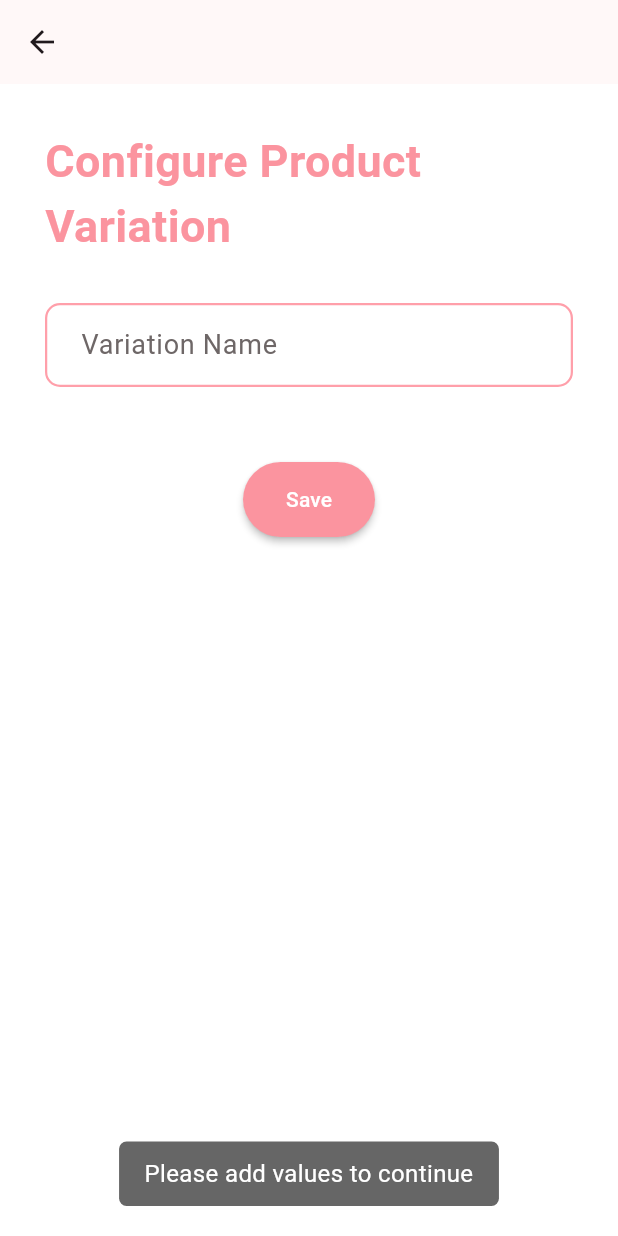
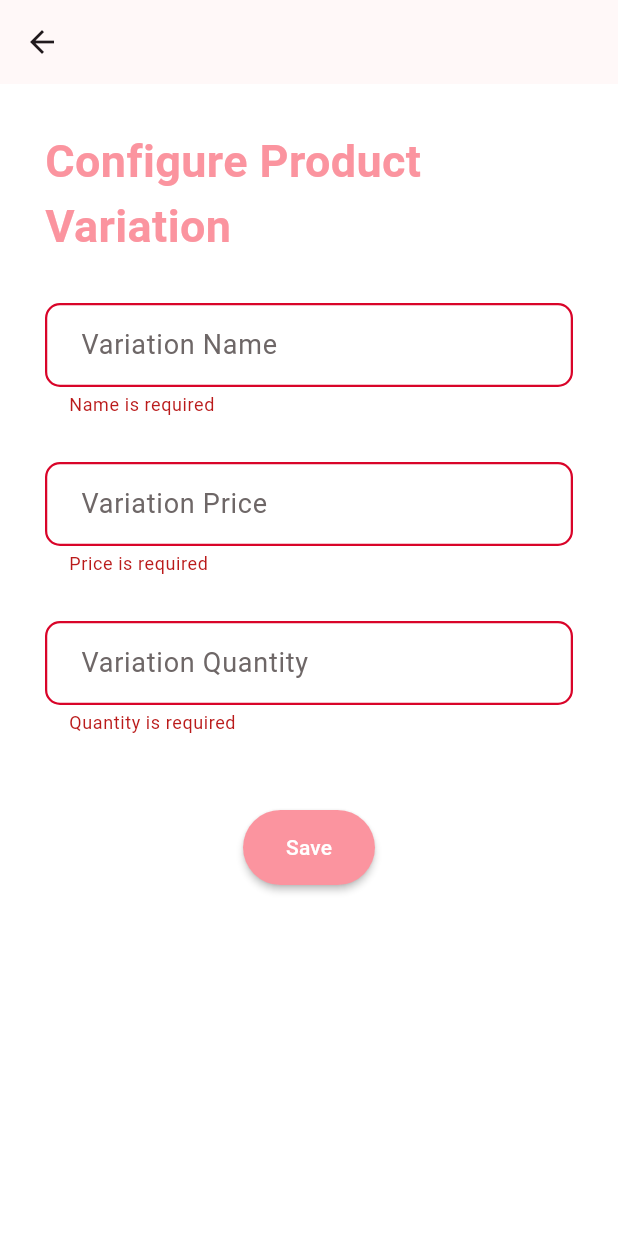
Before and after one commit to Brightmuk/product-options, a Flutter app: the VariationSettingsPage screen opened directly, after a tap on "Save", on a phone screen of 412 x 824 dp. Run offline on Flutter 3.47's test engine with Material 3 defaults, Android fonts, the phone set to English and light mode, and no system bars; our stand-ins replace flutter_styled_toast.

```diff
--- a/lib/models/variation.dart
+++ b/lib/models/variation.dart
@@ -3,4 +3,16 @@ class ProductVariation {
   final int price;
   final int quantity;
   ProductVariation({required this.description, required this.price, required this.quantity});
+
+  // Overriding == operator
+  @override
+  bool operator ==(Object other) =>
+      identical(this, other) ||
+      other is ProductVariation &&
+          runtimeType == other.runtimeType &&
+          description == other.description;
+
+  // Override hashCode
+  @override
+  int get hashCode => description.hashCode ^ description.hashCode;
 }
--- a/lib/pages/options_page.dart
+++ b/lib/pages/options_page.dart
@@ -14,6 +14,7 @@ class OptionsPage extends StatefulWidget {
 
 class _OptionsPageState extends State<OptionsPage> {
   TextEditingController _controller = TextEditingController();
+
 
   @override
   Widget build(BuildContext context) {
@@ -46,8 +47,8 @@ class _OptionsPageState extends State<OptionsPage> {
                     MaterialPageRoute(builder: (ctx) => OptionSettingsPage()));
                 setState(() {
                   if (result != null) {
-                    state.options.add(result);
-                  }
+                               state.modifyOption(null, result);
+                    }
                 });
               },
               splashColor: AppStyles().themeColorLight,
@@ -75,7 +76,7 @@ class _OptionsPageState extends State<OptionsPage> {
 
 
                             if (result != null) {
-                               state.addOption(index, result);
+                               state.modifyOption(index, result);
                             }
 
                         },
--- a/lib/pages/variations_settings_page.dart
+++ b/lib/pages/variations_settings_page.dart
@@ -1,27 +1,31 @@
 import 'package:flutter/material.dart';
 import 'package:flutter_styled_toast/flutter_styled_toast.dart';
 import 'package:product_options/models/option.dart';
+import 'package:product_options/models/variation.dart';
 import 'package:product_options/styles.dart';
 
 class VariationSettingsPage extends StatefulWidget {
-  final ProductOption? option;
-  const VariationSettingsPage({super.key, this.option});
+  final ProductVariation? variation;
+  const VariationSettingsPage({super.key, this.variation});
 
   @override
   State<VariationSettingsPage> createState() => _VariationSettingsPageState();
 }
 
 class _VariationSettingsPageState extends State<VariationSettingsPage> {
-  List<String> values = [];
-  TextEditingController _valuesController = TextEditingController();
-  TextEditingController _nameController = TextEditingController();
-  GlobalKey<FormState> _formKey = GlobalKey<FormState>();
 
-  void initState(){
+  final TextEditingController _priceController = TextEditingController();
+  final TextEditingController _qunatityC = TextEditingController();
+  final TextEditingController _nameController = TextEditingController();
+  final GlobalKey<FormState> _formKey = GlobalKey<FormState>();
+
+  @override
+  void initState() {
     super.initState();
-    if(widget.option!=null){
-      _nameController.text=widget.option!.name;
-      values=widget.option!.values;
+    if (widget.variation != null) {
+      _nameController.text = widget.variation!.description;
+      _priceController.text = widget.variation!.price.toString();
+      _qunatityC.text = widget.variation!.quantity.toString();
     }
   }
 
@@ -31,56 +35,81 @@ class _VariationSettingsPageState extends State<VariationSettingsPage> {
       backgroundColor: Colors.white,
       appBar: AppBar(),
       body: Padding(
-        padding: EdgeInsets.all(30.0),
+        padding: const EdgeInsets.all(30.0),
         child: Form(
           key: _formKey,
           child: Column(
             crossAxisAlignment: CrossAxisAlignment.start,
             children: <Widget>[
-              Text(
+              const Text(
                 'Configure Product\nVariation',
                 style: TextStyle(
                     color: Color.fromARGB(255, 251, 148, 159),
                     fontSize: 30,
                     fontWeight: FontWeight.bold),
               ),
-              SizedBox(
+              const SizedBox(
                 height: 30,
               ),
               TextFormField(
                 controller: _nameController,
-                validator: (val){
-                  if(val==null||val.isEmpty){
+                validator: (val) {
+                  if (val == null || val.isEmpty) {
                     return 'Name is required';
                   }
                 },
-                decoration: AppStyles().textFieldDecoration(label: 'Variation Name'),
+                decoration:
+                    AppStyles().textFieldDecoration(label: 'Variation Name'),
               ),
-              SizedBox(
+              const SizedBox(
+                height: 30,
+              ),
+              TextFormField(
+                controller: _priceController,
+                keyboardType: TextInputType.number,
+                validator: (val) {
+                  if (val == null || val.isEmpty) {
+                    return 'Price is required';
+                  }
+                },
+                decoration:
+                    AppStyles().textFieldDecoration(label: 'Variation Price'),
+              ),
+              const SizedBox(
+                height: 30,
+              ),
+              TextFormField(
+                controller: _qunatityC,
+                keyboardType: TextInputType.number,
+                validator: (val) {
+                  if (val == null || val.isEmpty) {
+                    return 'Quantity is required';
+                  }
+                },
+                decoration:
+                    AppStyles().textFieldDecoration(label: 'Variation Quantity'),
+              ),
+              const SizedBox(
                 height: 50,
               ),
-
-
               Center(
                 child: MaterialButton(
-                          padding: EdgeInsets.all(15),
-                          shape: RoundedRectangleBorder(
-                              borderRadius: BorderRadius.circular(25)),
-                          child: Text(
-                            'Save',
-                            style: TextStyle(color: Colors.white),
-                          ),
-                          color: Color.fromARGB(255, 251, 148, 159),
-                          onPressed: () {
-                            if(values.length<1){
-                              showToast('Please add values to continue');
-                              return;
-                            }
-                           if(_formKey.currentState!.validate()){
-                            Navigator.pop(context,ProductOption(name: _nameController.value.text, values: values));
-                           }
+                    padding: const EdgeInsets.all(15),
+                    shape: RoundedRectangleBorder(
+                        borderRadius: BorderRadius.circular(25)),
+                    color: const Color.fromARGB(255, 251, 148, 159),
+                    onPressed: () {
 
-                          }),
+                      if (_formKey.currentState!.validate()) {
+                        Navigator.pop(
+                            context,
+                            ProductVariation(description: _nameController.value.text, price: int.parse(_priceController.value.text), quantity: int.parse(_qunatityC.value.text)));
+                      }
+                    },
+                    child: const Text(
+                      'Save',
+                      style: TextStyle(color: Colors.white),
+                    )),
               )
             ],
           ),
--- a/lib/state/options_state.dart
+++ b/lib/state/options_state.dart
@@ -4,24 +4,40 @@ import 'package:product_options/models/variation.dart';
 
 class OptionState extends ChangeNotifier {
   List<ProductOption> options = [];
-  void addOption(int index, ProductOption option) {
-    options.removeAt(index);
+  void modifyOption(int? index, ProductOption option) {
+    if(index!=null){
+      options.removeAt(index);
+    }
     options.add(option);
+    variations=generateCombinations();
     notifyListeners();
   }
 
   void removeOption(ProductOption option) {
     options.remove(option);
+    variations.clear();
+     variations=generateCombinations();
     notifyListeners();
   }
 
   List<ProductVariation> variations = [];
-  void addVariation(ProductVariation variation,int? index,) {
-    if(index!=null){
-      //Used when an edit operation is done
-      variations.removeAt(index);
-    }
-    variations.add(variation);
+  List<String> selectedVariation = [];
+
+  void modifyVariation(
+    ProductVariation variation,
+    int index,
+  ) {
+    variations.replaceRange(index, index + 1, [variation]);
+    notifyListeners();
+  }
+
+  void selectVariation(ProductVariation variation) {
+    selectedVariation.add(variation.description);
+    notifyListeners();
+  }
+
+  void unselectVariation(ProductVariation variation) {
+    selectedVariation.remove(variation.description);
     notifyListeners();
   }
 
@@ -31,6 +47,7 @@ class OptionState extends ChangeNotifier {
   }
 
   List<ProductVariation> generateCombinations() {
+    print('got here');
     List<ProductVariation> combinations = [];
 
     void generate(List<String> current, int depth) {
@@ -46,6 +63,7 @@ class OptionState extends ChangeNotifier {
     }
 
     generate([], 0);
+    print('Finished');
     return combinations;
   }
 }
```
Also changed, not shown: lib/home.dart (+100 -44 lines), lib/pages/option_settings_page.dart (+83 -46 lines), lib/pages/variation_page.dart (+19 -22 lines).
